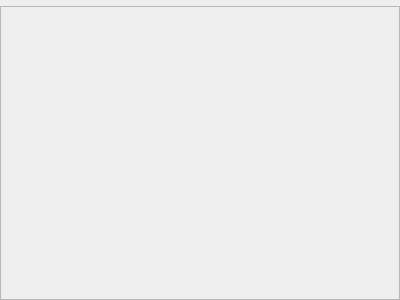
Old version of the form src/airunner/widgets/image/templates/image_panel_widget.ui in the repository Capsize-Games/airunner.
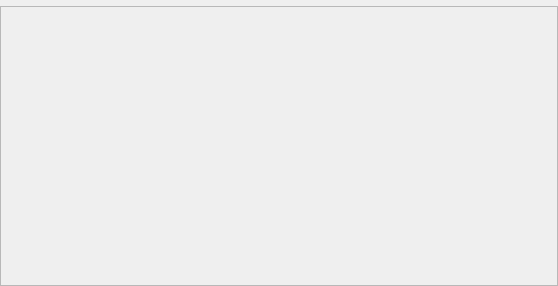
New version of the form. Custom widgets are drawn as their Qt base class.

Commit message: Fixes meta data storage with image and allows generate simlar / variant

```diff
--- a/src/airunner/widgets/image/templates/image_panel_widget.ui
+++ b/src/airunner/widgets/image/templates/image_panel_widget.ui
@@ -6,8 +6,8 @@
    <rect>
     <x>0</x>
     <y>0</y>
-    <width>400</width>
-    <height>300</height>
+    <width>558</width>
+    <height>286</height>
    </rect>
   </property>
   <property name="windowTitle">
@@ -36,8 +36,8 @@
        <rect>
         <x>0</x>
         <y>0</y>
-        <width>398</width>
-        <height>282</height>
+        <width>556</width>
+        <height>268</height>
        </rect>
       </property>
       <layout class="QGridLayout" name="gridLayout_2"/>
```
Left out of the diff: 6 changed lines with no effect on the pictures. The commit also changes 12 other files.
